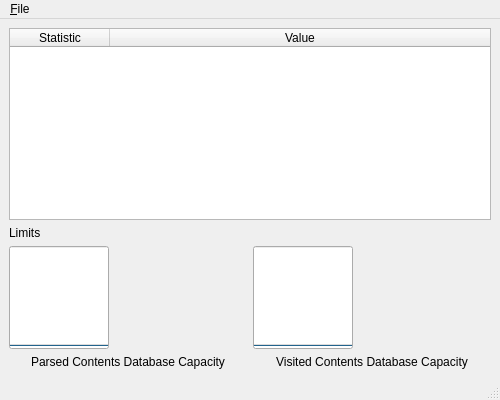
First picture: the form in UI/pandemonium_statistics.ui, repository nurfalie/pandamonium, before the edit.
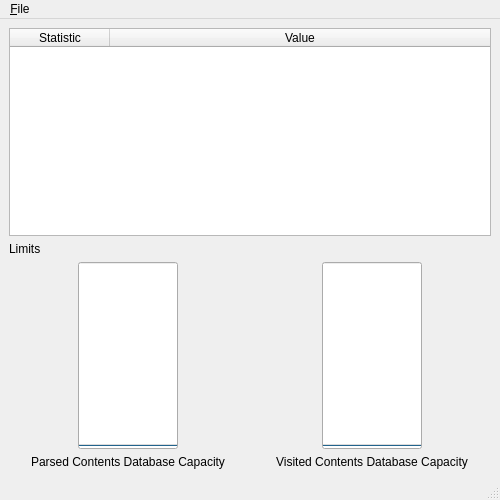
Second picture: the form after the edit.

Commit message: Center widgets.

Patch:
```diff
--- a/UI/pandemonium_statistics.ui
+++ b/UI/pandemonium_statistics.ui
@@ -7,7 +7,7 @@
     <x>0</x>
     <y>0</y>
     <width>500</width>
-    <height>400</height>
+    <height>500</height>
    </rect>
   </property>
   <property name="windowTitle">
@@ -55,10 +55,25 @@
      </widget>
     </item>
     <item>
-     <layout class="QHBoxLayout" name="horizontalLayout">
+     <layout class="QHBoxLayout" name="horizontalLayout_3">
       <item>
        <layout class="QVBoxLayout" name="verticalLayout">
         <item>
+         <layout class="QHBoxLayout" name="horizontalLayout">
+          <item>
+           <spacer name="horizontalSpacer">
+            <property name="orientation">
+             <enum>Qt::Horizontal</enum>
+            </property>
+            <property name="sizeHint" stdset="0">
+             <size>
+              <width>40</width>
+              <height>20</height>
+             </size>
+            </property>
+           </spacer>
+          </item>
+          <item>
          <widget class="QProgressBar" name="parsed_urls_capacity">
           <property name="minimumSize">
            <size>
@@ -81,6 +96,21 @@
          </widget>
         </item>
         <item>
+           <spacer name="horizontalSpacer_2">
+            <property name="orientation">
+             <enum>Qt::Horizontal</enum>
+            </property>
+            <property name="sizeHint" stdset="0">
+             <size>
+              <width>40</width>
+              <height>20</height>
+             </size>
+            </property>
+           </spacer>
+          </item>
+         </layout>
+        </item>
+        <item>
          <widget class="QLabel" name="label_9">
           <property name="text">
            <string>Parsed Contents Database Capacity</string>
@@ -98,6 +128,21 @@
       <item>
        <layout class="QVBoxLayout" name="verticalLayout_2">
         <item>
+         <layout class="QHBoxLayout" name="horizontalLayout_2">
+          <item>
+           <spacer name="horizontalSpacer_3">
+            <property name="orientation">
+             <enum>Qt::Horizontal</enum>
+            </property>
+            <property name="sizeHint" stdset="0">
+             <size>
+              <width>40</width>
+              <height>20</height>
+             </size>
+            </property>
+           </spacer>
+          </item>
+          <item>
          <widget class="QProgressBar" name="visited_urls_capacity">
           <property name="minimumSize">
            <size>
@@ -115,6 +160,21 @@
            <enum>Qt::Vertical</enum>
           </property>
          </widget>
+          </item>
+          <item>
+           <spacer name="horizontalSpacer_4">
+            <property name="orientation">
+             <enum>Qt::Horizontal</enum>
+            </property>
+            <property name="sizeHint" stdset="0">
+             <size>
+              <width>40</width>
+              <height>20</height>
+             </size>
+            </property>
+           </spacer>
+          </item>
+         </layout>
         </item>
         <item>
          <widget class="QLabel" name="label_10">
```
Lines whose indentation alone changed are shown as unchanged.
